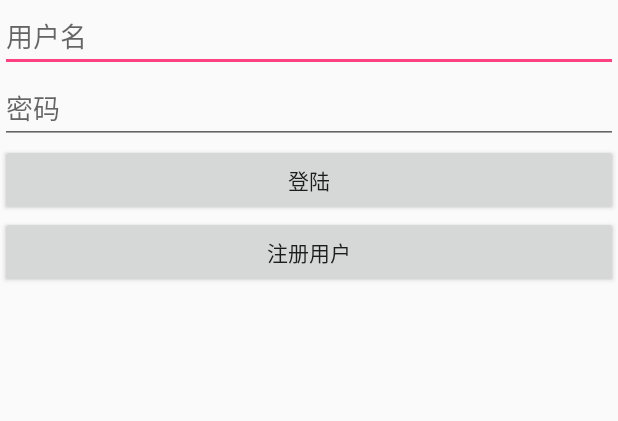
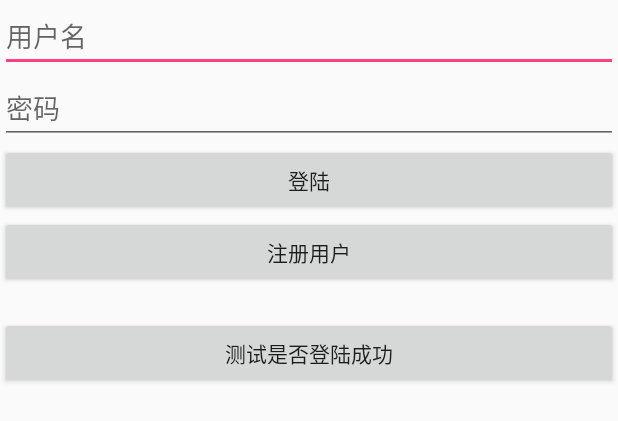
Before and after one commit to samlee946/BestOJApp, an Android app: the layout activity_login.xml on its own in the app's theme, with its tools: preview values and no code run, on a phone screen of 412 x 824 dp. Shown: the top 421 px of the screen. Run offline under Robolectric (Android 15) with nearby library versions, the phone set to English and light mode, and no system bars.

Commit message:
完成登陆功能

```diff
--- a/project/BestOJApp/app/src/main/res/layout/activity_login.xml
+++ b/project/BestOJApp/app/src/main/res/layout/activity_login.xml
@@ -33,4 +33,10 @@
         android:id="@+id/textViewDebug"
         android:layout_width="match_parent"
         android:layout_height="wrap_content" />
+
+    <Button
+        android:id="@+id/button_testLogin"
+        android:layout_width="match_parent"
+        android:layout_height="wrap_content"
+        android:text="@string/testlogin"/>
 </LinearLayout>
--- a/project/BestOJApp/app/src/main/res/values/strings.xml
+++ b/project/BestOJApp/app/src/main/res/values/strings.xml
@@ -4,4 +4,5 @@
     <string name="hint_password">密码</string>
     <string name="login">登陆</string>
     <string name="register">注册用户</string>
+    <string name="testlogin">测试是否登陆成功</string>
 </resources>
```
Also changed, not shown: project/BestOJApp/app/src/main/java/com/example/administrator/bestojapp/api/WebService.java (+6 -1 lines), project/BestOJApp/app/src/main/java/com/example/administrator/bestojapp/ui/LoginActivity.java (+13 -2 lines).
